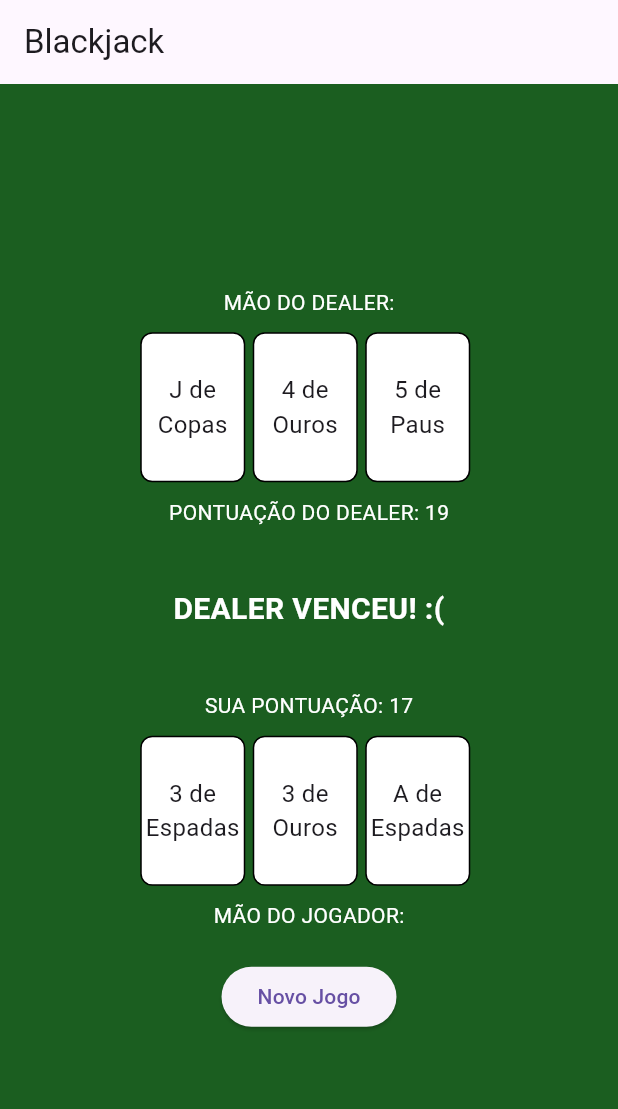
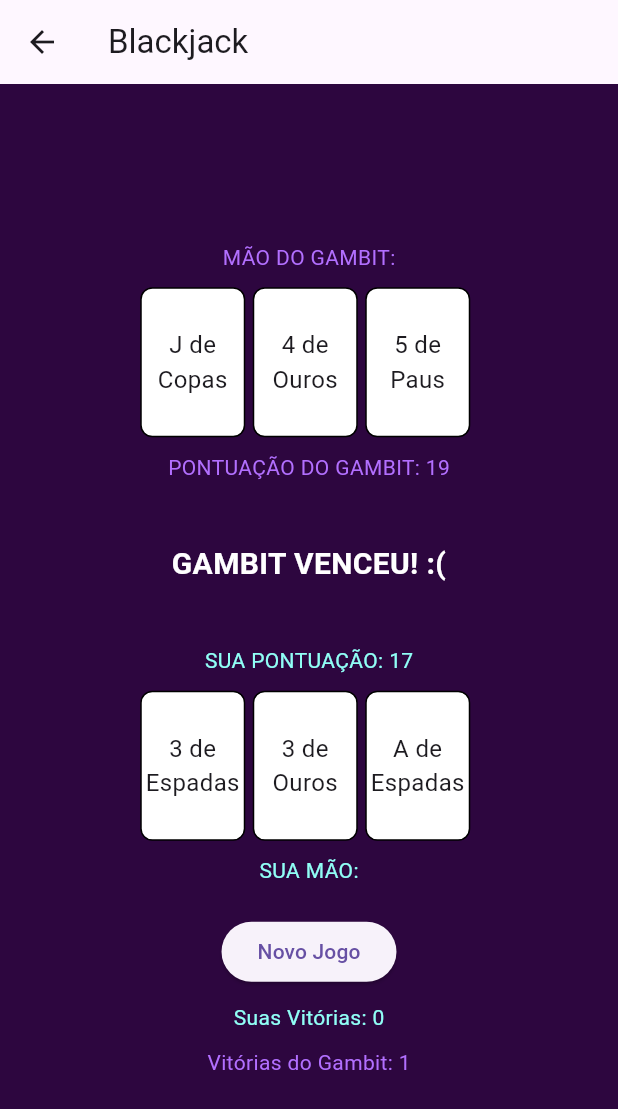
Before and after one commit to IsaacMota/api_flutter_card, a Flutter app: the BlackjackScreen screen opened directly, after a tap on "Verso", after a tap on "Pedir", after a tap on "Parar", on a phone screen of 412 x 824 dp. Shown: the top 1109 px of the screen. Run offline on Flutter 3.47's test engine with Material 3 defaults, Android fonts, the phone set to English and light mode, and no system bars.

Commit message:
api_fluter03

```diff
--- a/api_flutter/lib/main.dart
+++ b/api_flutter/lib/main.dart
@@ -1,10 +1,11 @@
+import 'package:api_flutter/tabela.dart';
 import 'package:flutter/material.dart';
+import 'home.dart';
 
 void main() {
   runApp(BlackjackApp());
 }
 
-// Classe principal do aplicativo, responsável por iniciar o jogo
 class BlackjackApp extends StatelessWidget {
   @override
   Widget build(BuildContext context) {
@@ -13,35 +14,53 @@ class BlackjackApp extends StatelessWidget {
       theme: ThemeData(
         primarySwatch: Colors.blue,
       ),
-      home: BlackjackScreen(), // Define a tela inicial como BlackjackScreen
+      home: MainScreen(),
     );
   }
 }
 
-// Tela principal do jogo Blackjack
+class MainScreen extends StatelessWidget {
+  @override
+  Widget build(BuildContext context) {
+    return HomePage(
+      onStartGame: () {
+        Navigator.push(
+          context,
+          MaterialPageRoute(builder: (context) => BlackjackScreen()),
+        );
+      },
+      onReadRules: () {
+        // Navegar para a página de leitura de regras, se desejar
+      },
+    );
+  }
+}
+
 class BlackjackScreen extends StatefulWidget {
   @override
   _BlackjackScreenState createState() => _BlackjackScreenState();
 }
 
 class _BlackjackScreenState extends State<BlackjackScreen> {
-  List<String> deck = []; // Baralho
-  List<String> maoJogador = []; // Mão do jogador
-  List<String> maoDealer = []; // Mão do dealer
-  int pontuacaoJogador = 0; // Pontuação do jogador
-  int pontuacaoDealer = 0; // Pontuação do dealer
-  bool fimDeJogo = false; // Flag indicando o fim do jogo
-  bool mostrarCartaDealer = true; // Flag para mostrar a carta do dealer
-  bool mostrarCartaJogador = false; // Flag para mostrar a carta do jogador
+  List<String> deck = [];
+  List<String> maoJogador = [];
+  List<String> maoGambit = [];
+  int pontuacaoJogador = 0;
+  int pontuacaoGambit = 0;
+  bool fimDeJogo = false;
+  bool mostrarCartaGambit = true;
+  bool mostrarCartaJogador = false;
+  bool mostrarPontuacaoJogador = false;
+  int vitoriasJogador = 0;
+  int vitoriasGambit = 0;
 
   @override
   void initState() {
     super.initState();
-    inicializarBaralho(); // Inicializa o baralho
-    iniciarJogo(); // Inicia o jogo
+    inicializarBaralho();
+    iniciarJogo();
   }
 
-  // Inicializa o baralho com todas as cartas e embaralha
   void inicializarBaralho() {
     deck = [];
     for (var naipe in ['Copas', 'Ouros', 'Paus', 'Espadas']) {
@@ -63,39 +82,36 @@ class _BlackjackScreenState extends State<BlackjackScreen> {
         deck.add('$valor de $naipe');
       }
     }
-    deck.shuffle(); // Embaralha o baralho
+    deck.shuffle();
   }
 
-  // Inicia o jogo, distribuindo duas cartas para o jogador e duas para o dealer
   void iniciarJogo() {
     maoJogador = [];
-    maoDealer = [];
+    maoGambit = [];
     pontuacaoJogador = 0;
-    pontuacaoDealer = 0;
+    pontuacaoGambit = 0;
     fimDeJogo = false;
-    mostrarCartaDealer = true;
+    mostrarCartaGambit = true;
     mostrarCartaJogador = false;
+    mostrarPontuacaoJogador = false;
     for (var i = 0; i < 2; i++) {
-      maoJogador.add(deck.removeAt(0)); // Remove e adiciona carta ao jogador
-      maoDealer.add(deck.removeAt(0)); // Remove e adiciona carta ao dealer
+      maoJogador.add(deck.removeAt(0));
+      maoGambit.add(deck.removeAt(0));
     }
-    atualizarPontuacoes(); // Atualiza as pontuações após a distribuição inicial
+    atualizarPontuacoes();
   }
 
-  // Atualiza as pontuações do jogador e do dealer
   void atualizarPontuacoes() {
     pontuacaoJogador = calcularPontuacao(maoJogador);
-    pontuacaoDealer = calcularPontuacao(maoDealer);
-    // Verifica se algum jogador ultrapassou 21 pontos
-    if (pontuacaoJogador > 21 || pontuacaoDealer > 21) {
+    pontuacaoGambit = calcularPontuacao(maoGambit);
+    if (pontuacaoJogador > 21 || pontuacaoGambit > 21) {
       setState(() {
         fimDeJogo = true;
-        mostrarCartaDealer = true; // Mostra a carta do dealer
+        mostrarCartaGambit = true;
       });
     }
   }
 
-  // Calcula a pontuação de uma mão de cartas
   int calcularPontuacao(List<String> mao) {
     var pontuacao = 0;
     var ases = 0;
@@ -110,7 +126,6 @@ class _BlackjackScreenState extends State<BlackjackScreen> {
         pontuacao += int.parse(valor);
       }
     }
-    // Trata o valor dos Ases para evitar estouro da pontuação
     while (pontuacao > 21 && ases > 0) {
       pontuacao -= 10;
       ases -= 1;
@@ -118,44 +133,48 @@ class _BlackjackScreenState extends State<BlackjackScreen> {
     return pontuacao;
   }
 
-  // Função para o jogador pedir uma nova carta
   void pedirCarta() {
     setState(() {
-      mostrarCartaJogador = true; // Revela a carta do jogador
-      maoJogador.add(deck.removeAt(0)); // Adiciona uma carta ao jogador
-      atualizarPontuacoes(); // Atualiza as pontuações
+      mostrarCartaJogador = true;
+      mostrarPontuacaoJogador = true;
+      maoJogador.add(deck.removeAt(0));
+      atualizarPontuacoes();
     });
   }
 
-  // Função para o jogador parar de pedir cartas
   void parar() {
     setState(() {
-      mostrarCartaDealer = true; // Mostra a carta do dealer
+      mostrarCartaGambit = true;
     });
-    // Dealer pede cartas até atingir pelo menos 17 pontos
-    while (pontuacaoDealer < 17) {
-      maoDealer.add(deck.removeAt(0)); // Adiciona uma carta ao dealer
-      atualizarPontuacoes(); // Atualiza as pontuações
+    while (pontuacaoGambit < 17) {
+      maoGambit.add(deck.removeAt(0));
+      atualizarPontuacoes();
     }
     setState(() {
-      fimDeJogo = true; // Marca o fim do jogo
+      fimDeJogo = true;
+      if ((pontuacaoJogador <= 21 && pontuacaoJogador > pontuacaoGambit) ||
+          pontuacaoGambit > 21) {
+        vitoriasJogador++;
+      } else if ((pontuacaoGambit <= 21 &&
+              pontuacaoGambit > pontuacaoJogador) ||
+          pontuacaoJogador > 21) {
+        vitoriasGambit++;
+      }
     });
   }
 
-  // Reinicia o jogo
   void novoJogo() {
     setState(() {
-      iniciarJogo(); // Reinicia o jogo
+      iniciarJogo();
     });
   }
 
-  // Função para calcular o resultado da partida
   String getResultadoPartida() {
     if (pontuacaoJogador > 21 ||
-        (pontuacaoDealer <= 21 && pontuacaoDealer > pontuacaoJogador)) {
-      return 'DEALER VENCEU! :(';
-    } else if (pontuacaoDealer > 21 ||
-        (pontuacaoJogador <= 21 && pontuacaoJogador > pontuacaoDealer)) {
+        (pontuacaoGambit <= 21 && pontuacaoGambit > pontuacaoJogador)) {
+      return 'GAMBIT VENCEU! :(';
+    } else if (pontuacaoGambit > 21 ||
+        (pontuacaoJogador <= 21 && pontuacaoJogador > pontuacaoGambit)) {
       return 'VOCÊ VENCEU! :)';
     } else {
       return 'EMPATE';
@@ -168,42 +187,39 @@ class _BlackjackScreenState extends State<BlackjackScreen> {
       appBar: AppBar(
         title: Text('Blackjack'),
       ),
-      backgroundColor: Colors.green[900],
+      backgroundColor: Color.fromARGB(255, 45, 6, 63),
       body: Center(
         child: Column(
           mainAxisAlignment: MainAxisAlignment.center,
           children: <Widget>[
-            // Título da mão do dealer
-            Text('MÃO DO DEALER:', style: TextStyle(color: Colors.white)),
+            Text('MÃO DO GAMBIT:',
+                style: TextStyle(color: Color.fromARGB(255, 178, 111, 255))),
             SizedBox(height: 10),
-// Cartas do dealer
             Row(
               mainAxisAlignment: MainAxisAlignment.center,
               children: [
-                // Lógica para mostrar a carta ou o verso
-                if (!mostrarCartaDealer)
+                if (!mostrarCartaGambit)
                   GestureDetector(
                     onTap: () {
                       setState(() {
-                        mostrarCartaDealer = true;
+                        mostrarCartaGambit = true;
                       });
                     },
                     child: CardWidget(carta: 'Verso'),
                   )
                 else
-                  for (var carta in maoDealer) ...[
+                  for (var carta in maoGambit) ...[
                     CardWidget(carta: carta),
                     SizedBox(width: 5),
                   ],
               ],
             ),
             SizedBox(height: 10),
-// Pontuação do dealer abaixo das cartas do dealer
             Text(
-                'PONTUAÇÃO DO DEALER: ${mostrarCartaDealer ? pontuacaoDealer : '?'}',
-                style: TextStyle(color: Colors.white)),
+              'PONTUAÇÃO DO GAMBIT: ${mostrarCartaGambit ? pontuacaoGambit : '?'}',
+              style: TextStyle(color: const Color.fromARGB(255, 178, 111, 255)),
+            ),
             SizedBox(height: 40),
-            // Mensagem de fim de jogo
             if (fimDeJogo)
               Padding(
                 padding: const EdgeInsets.symmetric(horizontal: 40),
@@ -219,32 +235,26 @@ class _BlackjackScreenState extends State<BlackjackScreen> {
                   ),
                 ),
               ),
-
-            SizedBox(height: 40), // Adiciona um pequeno espaçamento vertical
-
-// Mão do jogador
+            SizedBox(height: 40),
             Column(
               mainAxisAlignment: MainAxisAlignment.center,
               children: [
-                // Pontuação do jogador acima das cartas
                 Padding(
-                  padding: EdgeInsets.only(
-                      bottom: 10), // Adiciona espaço apenas na parte inferior
+                  padding: EdgeInsets.only(bottom: 10),
                   child: Text(
-                    'SUA PONTUAÇÃO: ${mostrarCartaDealer ? pontuacaoJogador : '?'}',
-                    style: TextStyle(color: Colors.white),
+                    'SUA PONTUAÇÃO: ${mostrarPontuacaoJogador ? pontuacaoJogador : '?'}',
+                    style: TextStyle(color: Color.fromARGB(255, 144, 255, 246)),
                   ),
                 ),
-                // Cartas do jogador
                 Row(
                   mainAxisAlignment: MainAxisAlignment.center,
                   children: [
-                    // Lógica para mostrar a carta ou o verso
                     if (!mostrarCartaJogador)
                       GestureDetector(
                         onTap: () {
                           setState(() {
                             mostrarCartaJogador = true;
+                            mostrarPontuacaoJogador = true;
                           });
                         },
                         child: CardWidget(carta: 'Verso'),
@@ -257,44 +267,76 @@ class _BlackjackScreenState extends State<BlackjackScreen> {
                   ],
                 ),
                 SizedBox(
-                  height:
-                      10, // Adiciona um espaço entre as cartas e o texto "Mão do jogador"
+                  height: 10,
                 ),
-                // Texto "Mão do jogador"
                 Text(
-                  'MÃO DO JOGADOR:',
-                  style: TextStyle(color: Colors.white),
+                  'SUA MÃO:',
+                  style: TextStyle(
+                      color: const Color.fromARGB(255, 144, 255, 246)),
                 ),
               ],
             ),
-
             SizedBox(height: 20),
-
-            // Botões de ação
             if (!fimDeJogo)
+              Column(
+                children: [
                   Row(
                     mainAxisAlignment: MainAxisAlignment.center,
                     children: <Widget>[
                       ElevatedButton(
                         onPressed: pedirCarta,
                         child: Text('Pedir'),
+                        style: ElevatedButton.styleFrom(
+                            backgroundColor: Color.fromARGB(255, 97, 196, 72)),
                       ),
                       SizedBox(width: 20),
                       ElevatedButton(
                         onPressed: parar,
                         child: Text('Parar'),
-                    style:
-                        ElevatedButton.styleFrom(backgroundColor: Colors.red),
+                        style: ElevatedButton.styleFrom(
+                            backgroundColor: Color.fromARGB(255, 153, 43, 35)),
                       ),
                     ],
                   ),
-            // Botão para novo jogo após o fim da partida
+                  SizedBox(height: 20),
+                  ElevatedButton(
+                    onPressed: () {
+                      Navigator.push(
+                        context,
+                        MaterialPageRoute(
+                          builder: (context) => TabelaPage(
+                            nomes: [
+                              "Jogador"
+                            ], // Substitua "Jogador" pelo nome do jogador
+                            vitorias: [
+                              vitoriasJogador
+                            ], // Passa o número de vitórias do jogador
+                          ),
+                        ),
+                      );
+                    },
+                    child: Text('Acabar Jogo'),
+                  ),
+                ],
+              ),
             if (fimDeJogo)
               Column(
                 children: [
                   ElevatedButton(
                     onPressed: novoJogo,
                     child: Text('Novo Jogo'),
+                  ),
+                  SizedBox(height: 10),
+                  Text(
+                    'Suas Vitórias: $vitoriasJogador',
+                    style: TextStyle(
+                        color: const Color.fromARGB(255, 144, 255, 246)),
+                  ),
+                  SizedBox(height: 10),
+                  Text(
+                    'Vitórias do Gambit: $vitoriasGambit',
+                    style: TextStyle(
+                        color: const Color.fromARGB(255, 178, 111, 255)),
                   ),
                 ],
               ),
@@ -305,7 +347,6 @@ class _BlackjackScreenState extends State<BlackjackScreen> {
   }
 }
 
-// Widget para exibir uma carta
 class CardWidget extends StatelessWidget {
   final String carta;
 
```
Also changed, not shown: api_flutter/lib/home.dart (added, +45 -0 lines), api_flutter/lib/introducao.dart (added, +119 -0 lines), api_flutter/lib/tabela.dart (added, +156 -0 lines). Lines whose indentation alone changed are shown as unchanged.
